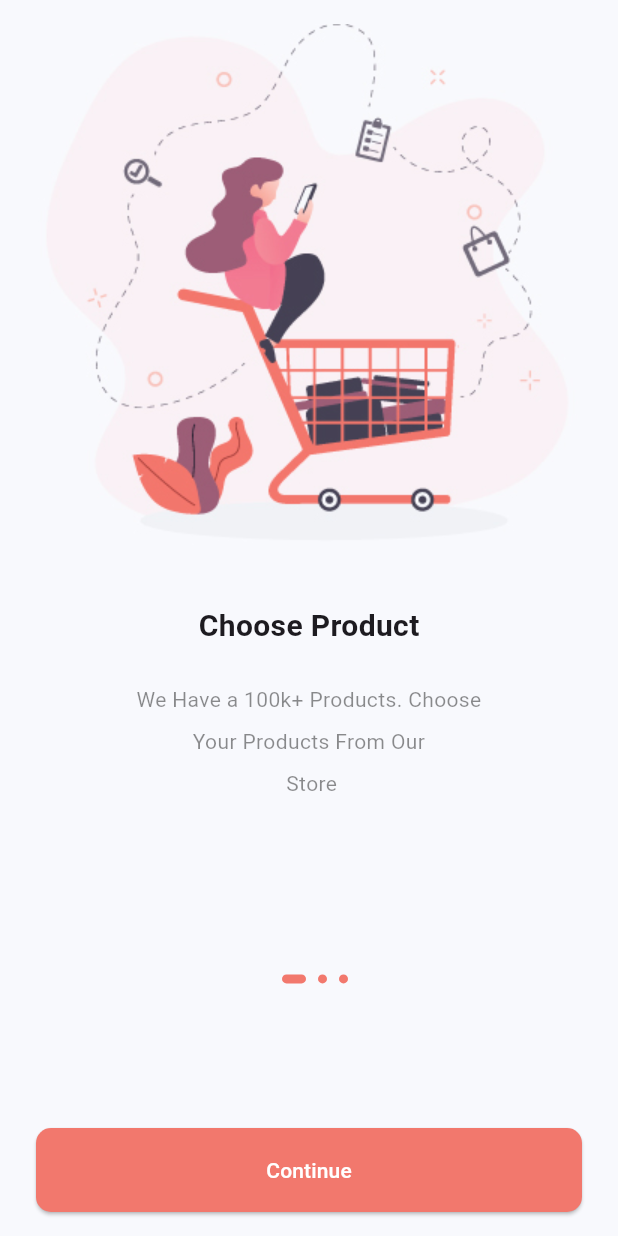
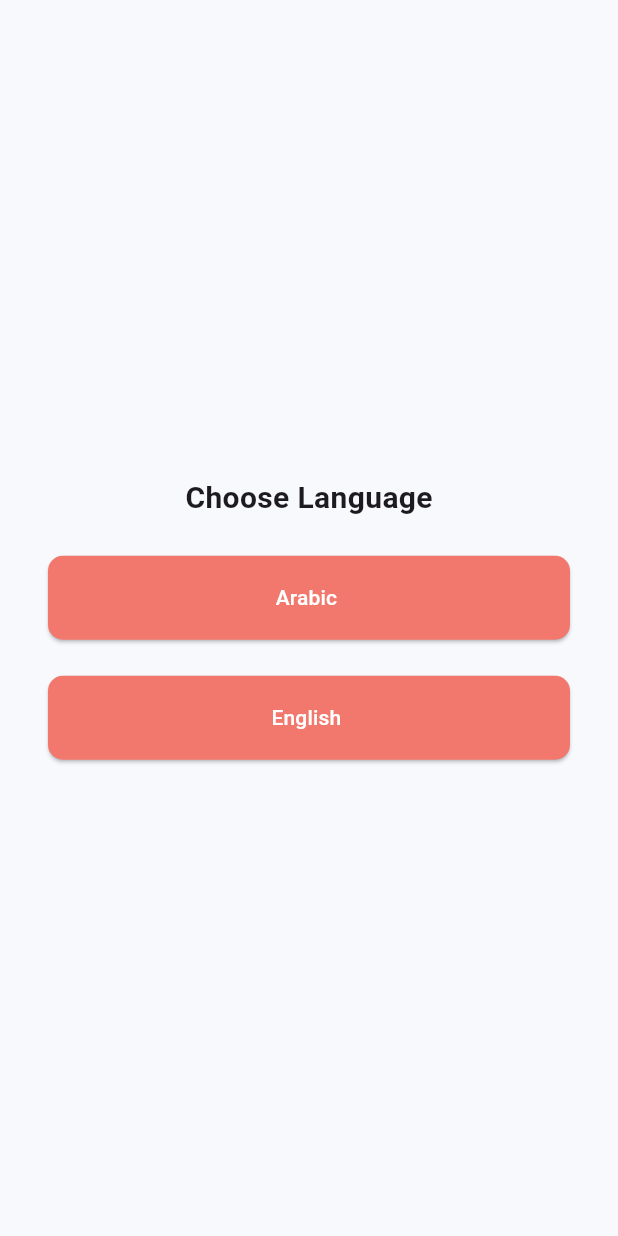
Before and after one commit to Elyas-alnayef/StoreApplication, a Flutter app: the screen it shows after launch, on a phone screen of 412 x 824 dp. Run offline on Flutter 3.47's test engine with Material 2 defaults, Android fonts, the phone set to English and light mode, and no system bars; our stand-ins replace get, shared_preferences.

Commit message:
lacalization andlogin

```diff
--- a/lib/controller/onboardingcontroller.dart
+++ b/lib/controller/onboardingcontroller.dart
@@ -20,7 +20,7 @@ class implemntonboardingcontroller extends onboardingcontroller {
       }
     }
     pageController.animateToPage(currentpage,
-        duration: Duration(seconds: 1), curve: Curves.easeInOut);
+        duration: const Duration(seconds: 1), curve: Curves.easeInOut);
   }
 
   @override
--- a/lib/core/constant/routs.dart
+++ b/lib/core/constant/routs.dart
@@ -1,3 +1,4 @@
 class Approuts {
   static const String login = "login/";
+  static const String onboarding = "onboarding/";
 }
--- /dev/null
+++ b/lib/core/localization/changelocal.dart
@@ -0,0 +1,29 @@
+import 'package:flutter/material.dart';
+import 'package:get/get.dart';
+
+import '../services/services.dart';
+
+class LocalController extends GetxController {
+  Locale? initiallanguage;
+  MyServices servicescontroller = Get.find();
+  cahngelanguage(String langCode) {
+    //to set the local
+    Locale locale = Locale(langCode);
+    //to save the locale in the shared preferance
+    servicescontroller.SharedPrefs.setString('language', locale.toString());
+    //to update the language i the app
+    Get.updateLocale(locale);
+  }
+
+  @override
+  void onInit() {
+    if (servicescontroller.SharedPrefs.getString('language') == null) {
+      initiallanguage = Locale(Get.deviceLocale!.languageCode);
+    } else {
+      String? langcode = servicescontroller.SharedPrefs.getString('language');
+      Locale locale = Locale(langcode!);
+      initiallanguage = Locale(locale.languageCode);
+    }
+    super.onInit();
+  }
+}
--- /dev/null
+++ b/lib/core/localization/translation.dart
@@ -0,0 +1,9 @@
+import 'package:get/get.dart';
+
+class MyTranslation extends Translations {
+  @override
+  Map<String, Map<String, String>> get keys => {
+        "en": {"1": "Choose Language"},
+        "ar": {"1": "اختر اللغة "},
+      };
+}
--- /dev/null
+++ b/lib/core/services/services.dart
@@ -0,0 +1,15 @@
+import 'package:get/get.dart';
+import 'package:shared_preferences/shared_preferences.dart';
+
+class MyServices extends GetxService {
+  // ignore: non_constant_identifier_names
+  late SharedPreferences SharedPrefs;
+  Future<MyServices> init() async {
+    SharedPrefs = await SharedPreferences.getInstance();
+    return this;
+  }
+}
+
+initialSevices() async {
+  await Get.putAsync(() => MyServices().init());
+}
--- a/lib/main.dart
+++ b/lib/main.dart
@@ -1,10 +1,16 @@
 import 'package:flutter/material.dart';
 import 'package:get/get.dart';
+import 'package:sotreapplication/view/screen/auth/language.dart';
 
+import 'core/localization/changelocal.dart';
+import 'core/localization/translation.dart';
+import 'core/services/services.dart';
 import 'routs.dart';
 import 'view/screen/onboarding.dart';
 
-void main() {
+void main() async {
+  WidgetsFlutterBinding.ensureInitialized();
+  await initialSevices();
   runApp(const MyApp());
 }
 
@@ -14,7 +20,10 @@ class MyApp extends StatelessWidget {
   // This widget is the root of your application.
   @override
   Widget build(BuildContext context) {
+    LocalController localController = Get.put(LocalController());
     return GetMaterialApp(
+      locale: localController.initiallanguage,
+      translations: MyTranslation(),
       routes: routes,
       debugShowCheckedModeBanner: false,
       title: 'Flutter Demo',
@@ -22,7 +31,7 @@ class MyApp extends StatelessWidget {
         colorScheme: ColorScheme.fromSeed(seedColor: Colors.deepPurple),
         useMaterial3: true,
       ),
-      home: const OnBoarding(),
+      home: const Language(),
     );
   }
 }
--- a/lib/routs.dart
+++ b/lib/routs.dart
@@ -2,7 +2,9 @@ import 'package:flutter/material.dart';
 
 import 'core/constant/routs.dart';
 import 'view/screen/auth/loing.dart';
+import 'view/screen/onboarding.dart';
 
 Map<String, Widget Function(BuildContext)> routes = {
   Approuts.login: (context) => const Login(),
+  Approuts.onboarding: (context) => const OnBoarding(),
 };
--- /dev/null
+++ b/lib/view/screen/auth/language.dart
@@ -0,0 +1,51 @@
+import 'package:flutter/material.dart';
+import 'package:get/get.dart';
+
+import '../../../core/constant/color.dart';
+import '../../../core/constant/routs.dart';
+import '../../../core/localization/changelocal.dart';
+import '../../widget/language/custombutton.dart';
+
+class Language extends StatelessWidget {
+  const Language({super.key});
+
+  @override
+  Widget build(BuildContext context) {
+    LocalController localController = Get.find();
+    return Scaffold(
+      body: Container(
+        color: AppColors.backgroundcolor,
+        child: Column(
+          mainAxisAlignment: MainAxisAlignment.center,
+          crossAxisAlignment: CrossAxisAlignment.center,
+          children: [
+            Text(
+              '1'.tr,
+              style: const TextStyle(fontSize: 20, fontWeight: FontWeight.bold),
+            ),
+            const SizedBox(
+              height: 24,
+            ),
+            langbutton(
+              fun: () {
+                localController.cahngelanguage('ar');
+                Get.toNamed(Approuts.onboarding);
+              },
+              text: 'Arabic ',
+            ),
+            const SizedBox(
+              height: 24,
+            ),
+            langbutton(
+              fun: () {
+                localController.cahngelanguage('en');
+                Get.toNamed(Approuts.onboarding);
+              },
+              text: 'English ',
+            ),
+          ],
+        ),
+      ),
+    );
+  }
+}
--- /dev/null
+++ b/lib/view/widget/language/custombutton.dart
@@ -0,0 +1,25 @@
+import 'package:flutter/material.dart';
+
+import '../../../core/constant/color.dart';
+
+Widget langbutton({
+  required String text,
+  required Function fun,
+}) =>
+    Container(
+      height: 56,
+      margin: const EdgeInsets.symmetric(horizontal: 32),
+      width: double.infinity,
+      child: ElevatedButton(
+          style: ElevatedButton.styleFrom(
+              backgroundColor: AppColors.primaryColor,
+              shape: RoundedRectangleBorder(
+                  borderRadius: BorderRadius.circular(10))),
+          onPressed: () {
+            fun();
+          },
+          child: Text(
+            text,
+            style: const TextStyle(color: Colors.white),
+          )),
+    );
--- a/lib/view/widget/onboarding/custombutton.dart
+++ b/lib/view/widget/onboarding/custombutton.dart
@@ -6,7 +6,7 @@ import '../../../controller/onboardingcontroller.dart';
 Widget onboardingbutton() => GetBuilder<implemntonboardingcontroller>(
       builder: (controller) => Container(
         height: 56,
-        margin: EdgeInsets.symmetric(horizontal: 8),
+        margin: const EdgeInsets.symmetric(horizontal: 8),
         width: double.infinity,
         child: ElevatedButton(
             style: ElevatedButton.styleFrom(
```
Also changed, not shown: lib/view/screen/auth/loing.dart (+52 -2 lines), lib/view/widget/auth/subtitle.dart (added, +12 -0 lines), lib/view/widget/auth/textformfield.dart (added, +27 -0 lines), lib/view/widget/auth/title.dart (added, +7 -0 lines).
